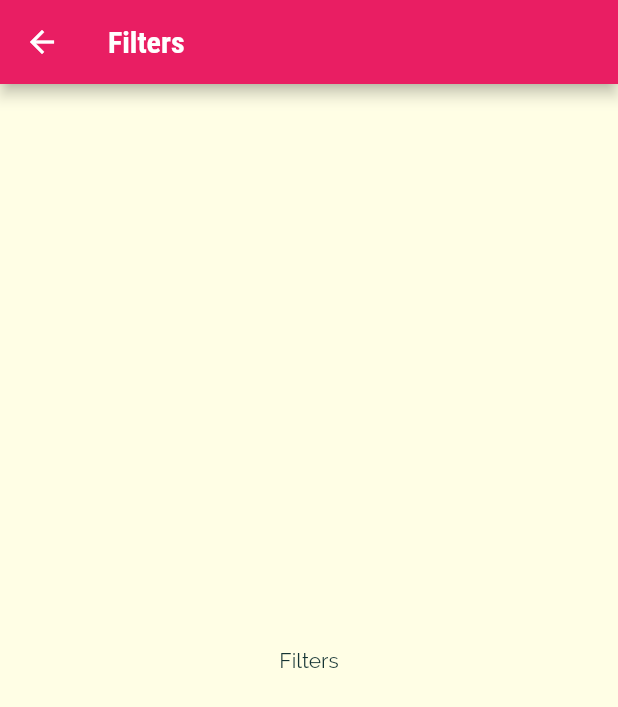
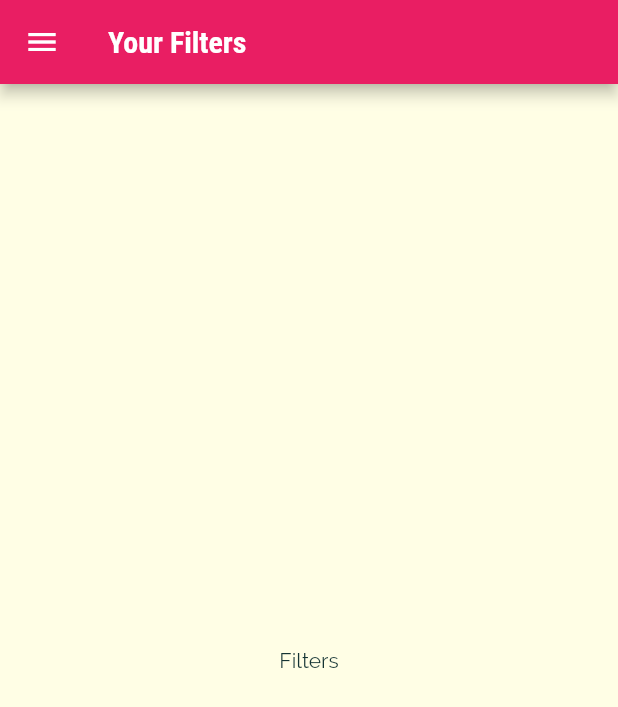
Before and after one commit to imGtheCoder/meals-app, a Flutter app: the FiltersScreen screen opened by its route, on a phone screen of 412 x 824 dp. Shown: the top 707 px of the screen. Run offline on Flutter 3.47's test engine with Material 2 defaults, Android fonts, the phone set to English and light mode, and no system bars.

Commit message:
small change

```diff
--- a/lib/screens/filters_screen.dart
+++ b/lib/screens/filters_screen.dart
@@ -1,4 +1,5 @@
 import 'package:flutter/material.dart';
+import '../widgets/main_drawer.dart';
 
 class FiltersScreen extends StatelessWidget {
   static const routeName = '/filters';
@@ -6,10 +7,11 @@ class FiltersScreen extends StatelessWidget {
   @override
   Widget build(BuildContext context) {
     return Scaffold(
-      appBar: AppBar(title: Text('Filters')),
+      appBar: AppBar(title: Text('Your Filters')),
       body: Center(
         child: Text('Filters'),
       ),
+      drawer: MainDrawer(),
     );
   }
 }
--- a/lib/widgets/main_drawer.dart
+++ b/lib/widgets/main_drawer.dart
@@ -44,10 +44,10 @@ class MainDrawer extends StatelessWidget {
           height: 20,
         ),
         buildListTile('Meals', Icons.restaurant, () {
-          Navigator.of(context).pushNamed('/');
+          Navigator.of(context).pushReplacementNamed('/');
         }),
         buildListTile('Filters', Icons.settings, () {
-          Navigator.of(context).pushNamed(FiltersScreen.routeName);
+          Navigator.of(context).pushReplacementNamed(FiltersScreen.routeName);
         })
       ]),
     );
```
